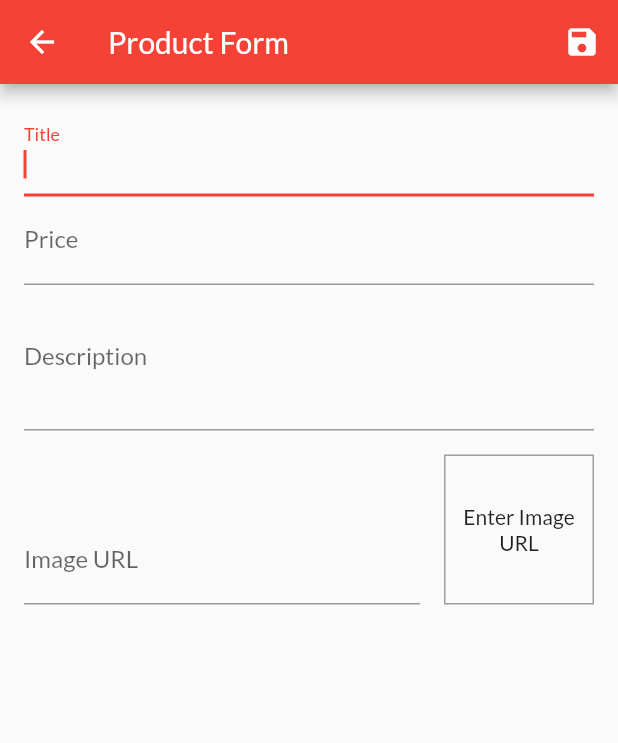
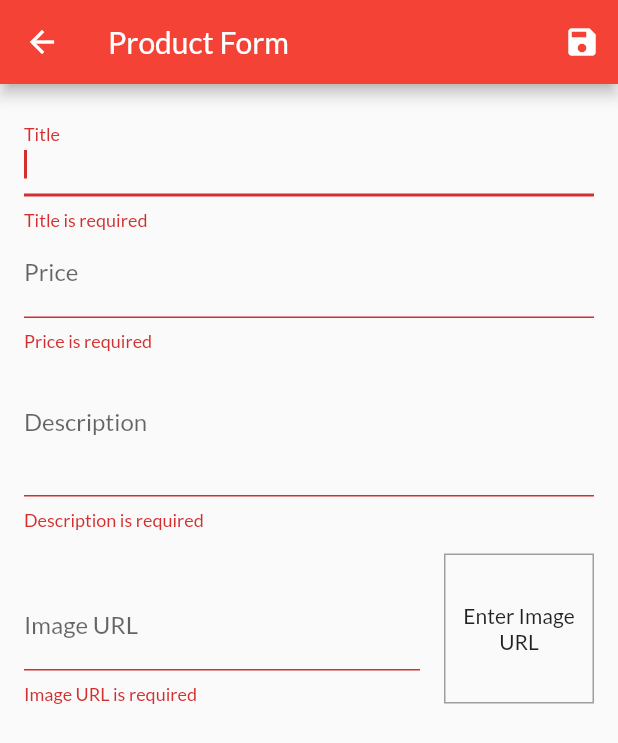
Before and after one commit to dominickbrasileiro/my-shop, a Flutter app: the ProductFormScreen screen opened by its route, after a tap on the "save" icon, on a phone screen of 412 x 824 dp. Shown: the top 743 px of the screen. Run offline on Flutter 3.47's test engine with Material 2 defaults, Android fonts, the phone set to English and light mode, and no system bars; network calls fail.

Commit message:
Add product form validation

```diff
--- a/lib/screens/product_form_screen.dart
+++ b/lib/screens/product_form_screen.dart
@@ -39,10 +39,30 @@ class _ProductFormScreenState extends State<ProductFormScreen> {
   }
 
   void handleImageUrlFocusChange() {
-    setState(() {});
+    if (validateUrl(_imageUrlController.text)) {
+      setState(() {});
+    }
+  }
+
+  bool validateUrl(String url) {
+    final bool startsWithHttp = url.toLowerCase().startsWith('http://');
+    final bool startsWithHttps = url.toLowerCase().startsWith('https://');
+
+    final bool endsWithPng = url.toLowerCase().endsWith('.png');
+    final bool endsWithJpg = url.toLowerCase().endsWith('.jpg');
+    final bool endsWithJpeg = url.toLowerCase().endsWith('.jpeg');
+
+    return (startsWithHttp || startsWithHttps) &&
+        (endsWithPng || endsWithJpg || endsWithJpeg);
   }
 
   void _saveForm() {
+    final bool isValid = _formKey.currentState!.validate();
+
+    if (!isValid) {
+      return;
+    }
+
     _formKey.currentState!.save();
 
     final newProduct = Product(
@@ -80,6 +100,17 @@ class _ProductFormScreenState extends State<ProductFormScreen> {
                 textInputAction: TextInputAction.next,
                 onFieldSubmitted: (_) => _priceFocusNode.requestFocus(),
                 onSaved: (value) => _formData['title'] = value,
+                validator: (value) {
+                  if (value == null || value.trim().isEmpty) {
+                    return 'Title is required';
+                  }
+
+                  if (value.trim().length < 3) {
+                    return 'Title must contain 3 characters at least';
+                  }
+
+                  return null;
+                },
               ),
               TextFormField(
                 focusNode: _priceFocusNode,
@@ -87,10 +118,26 @@ class _ProductFormScreenState extends State<ProductFormScreen> {
                 textInputAction: TextInputAction.next,
                 keyboardType: TextInputType.numberWithOptions(decimal: true),
                 onFieldSubmitted: (_) => _descriptionFocusNode.requestFocus(),
-                onSaved: (value) => _formData['price'] =
-                    value != null && value.isNotEmpty
-                        ? double.parse(value)
-                        : null,
+                onSaved: (value) {
+                  _formData['price'] = value != null && value.isNotEmpty
+                      ? double.parse(value)
+                      : null;
+                },
+                validator: (value) {
+                  if (value == null || value.trim().isEmpty) {
+                    return 'Price is required';
+                  }
+
+                  final double? parsedPrice = double.tryParse(value);
+
+                  if (parsedPrice == null) {
+                    return 'Invalid format';
+                  }
+
+                  if (parsedPrice <= 0) {
+                    return 'Price must be greater than 0';
+                  }
+                },
               ),
               TextFormField(
                 focusNode: _descriptionFocusNode,
@@ -98,6 +145,11 @@ class _ProductFormScreenState extends State<ProductFormScreen> {
                 maxLines: 3,
                 keyboardType: TextInputType.multiline,
                 onSaved: (value) => _formData['description'] = value,
+                validator: (value) {
+                  if (value == null || value.trim().isEmpty) {
+                    return 'Description is required';
+                  }
+                },
               ),
               Row(
                 crossAxisAlignment: CrossAxisAlignment.end,
@@ -111,6 +163,15 @@ class _ProductFormScreenState extends State<ProductFormScreen> {
                       textInputAction: TextInputAction.done,
                       onFieldSubmitted: (_) => _saveForm(),
                       onSaved: (value) => _formData['imageUrl'] = value,
+                      validator: (value) {
+                        if (value == null || value.trim().isEmpty) {
+                          return 'Image URL is required';
+                        }
+
+                        if (!validateUrl(value)) {
+                          return 'Invalid format';
+                        }
+                      },
                     ),
                   ),
                   Container(
```
